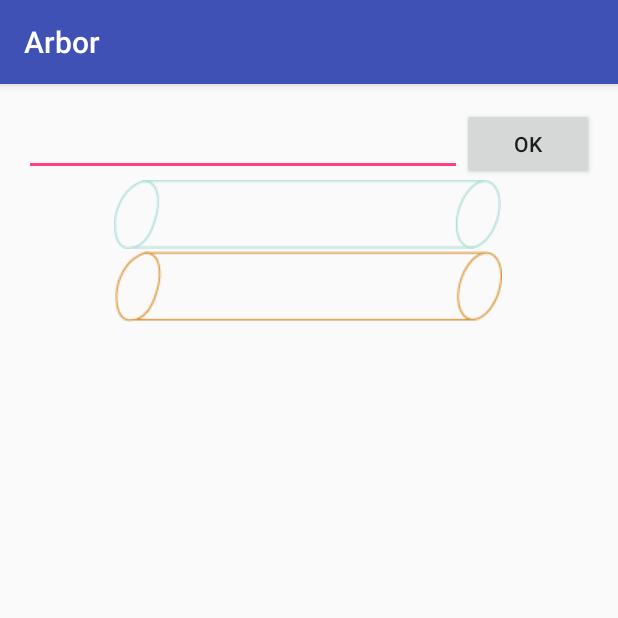
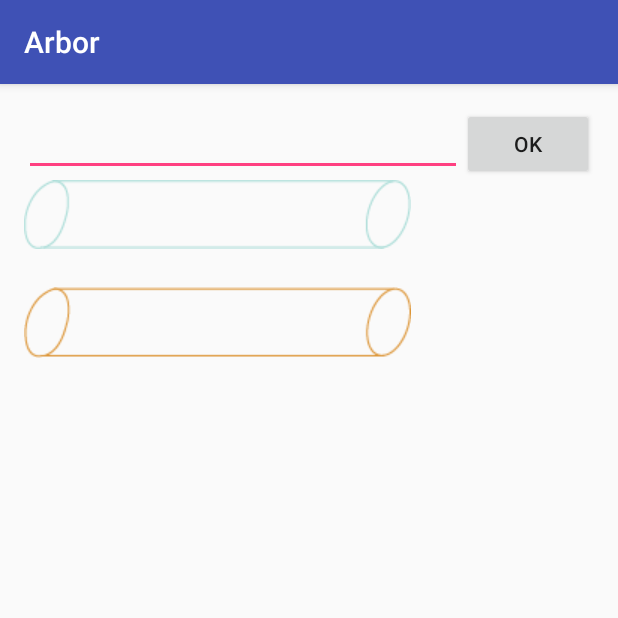
Before and after one commit to Pihlqvist/project_arbor, an Android app: the ProgressBarTest screen opened directly, with no data from a screen before it, on a phone screen of 412 x 824 dp, the top half of it. Run offline under Robolectric (Android 15) with nearby library versions, the light colour scheme and no system bars.

Commit message:
Both buffers work with the new images

```diff
--- a/app/src/main/res/drawable/clip_source.xml
+++ b/app/src/main/res/drawable/clip_source.xml
@@ -1,5 +1,5 @@
 <?xml version="1.0" encoding="utf-8"?>
 <clip xmlns:android="http://schemas.android.com/apk/res/android"
     android:clipOrientation="horizontal"
-    android:drawable="@drawable/full_water_buffer"
+    android:drawable="@drawable/wbfull"
     android:gravity="left" />
--- a/app/src/main/res/drawable/clip_source2.xml
+++ b/app/src/main/res/drawable/clip_source2.xml
@@ -1,5 +1,5 @@
 <?xml version="1.0" encoding="utf-8"?>
 <clip xmlns:android="http://schemas.android.com/apk/res/android"
     android:clipOrientation="horizontal"
-    android:drawable="@drawable/full_sb"
+    android:drawable="@drawable/sbfull"
     android:gravity="left" />
```
Also changed, not shown: app/src/main/res/drawable/sbempty.png (added), app/src/main/res/drawable/sbfull.png (added), app/src/main/res/drawable/wbempty.png (added), app/src/main/res/drawable/wbfull.png (added).
